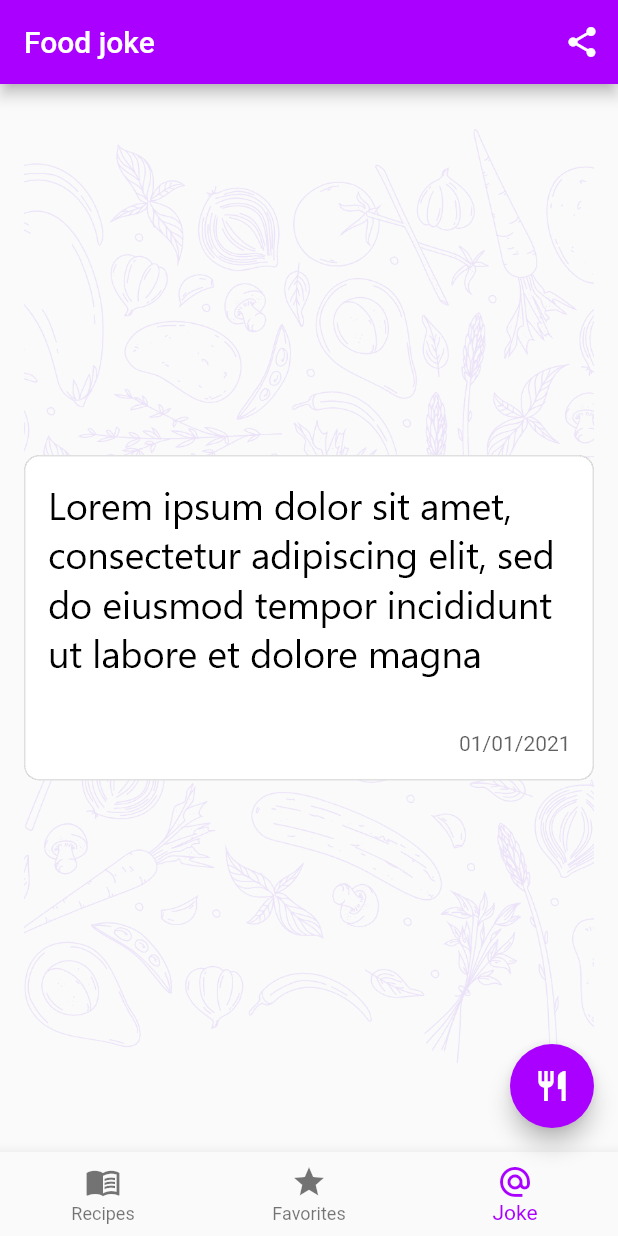
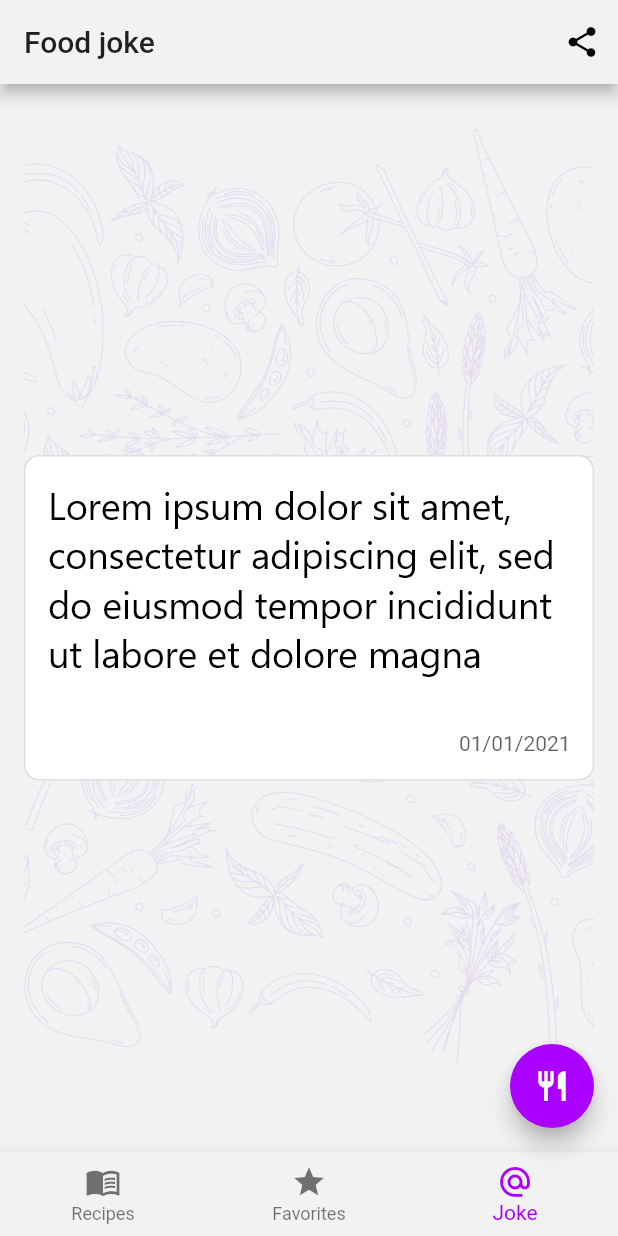
Before and after one commit to DangHung301/cooking_recipe_app, a Flutter app: the screen it shows after launch, item 3 of the bottom bar chosen, on a phone screen of 412 x 824 dp. Run offline on Flutter 3.47's test engine with Material 2 defaults, Android fonts, the light colour scheme and no system bars; our stand-ins replace flutter_svg, fluttertoast, rxdart; network calls fail.

Commit message:
create change theme dark and ligh

```diff
--- a/lib/Helper/constan/color.dart
+++ b/lib/Helper/constan/color.dart
@@ -7,3 +7,5 @@ const Color textColorSchedule = Color(0xFFff8f00);
 const Color textColorFavorite = Color(0xFFff0000);
 const Color textColorVeganOn = Color(0xFF00ff1d);
 const Color textColorVeganOff = Color(0xFFbbbcc3);
+const Color bgrlighMode = Color(0xFFf2f2f2);
+const Color bgrDarkMode = Color(0xFF313c44);
--- /dev/null
+++ b/lib/Helper/constan/theme.dart
@@ -0,0 +1,35 @@
+ import 'package:flutter/material.dart';
+
+import 'color.dart';
+
+ThemeData lightMode = ThemeData(
+  backgroundColor: bgrlighMode,
+  primaryColor: bgrlighMode,
+  canvasColor: bgrlighMode,
+  appBarTheme: AppBarTheme(
+    backgroundColor: bgrlighMode,
+    brightness: Brightness.light,
+  ),
+);
+
+
+ ThemeData darkMode = ThemeData(
+   textTheme: TextTheme(
+     bodyText1: TextStyle(),
+     bodyText2: TextStyle(),
+   ).apply(
+     bodyColor: Colors.white,
+     displayColor: Colors.blue,
+   ),
+
+    cardTheme: CardTheme(color: Colors.black),
+    backgroundColor: bgrDarkMode,
+    primaryColor: bgrDarkMode,
+    bottomNavigationBarTheme: BottomNavigationBarThemeData(backgroundColor: bgrDarkMode, unselectedItemColor: Colors.grey),
+    canvasColor: bgrDarkMode,
+    appBarTheme: AppBarTheme(
+        backgroundColor: bgrDarkMode,
+        brightness: Brightness.dark
+    )
+
+);
--- a/lib/Model/recipes.dart
+++ b/lib/Model/recipes.dart
@@ -1,11 +1,11 @@
 class Recipes{
   bool vegan;
-  int aggregateLikes;
-  int id;
-  String title;
-  int readyInMinutes;
-  String image;
-  String summary;
+  int? aggregateLikes;
+  int? id;
+  String? title;
+  int? readyInMinutes;
+  String? image;
+  String? summary;
 
 
   Recipes({required this.vegan, required this.aggregateLikes, required this.id, required this.title,
--- a/lib/View/screen/details_screen.dart
+++ b/lib/View/screen/details_screen.dart
@@ -29,7 +29,7 @@ class _DetailsScreenState extends State<DetailsScreen>
     Size size = MediaQuery.of(context).size;
     return Scaffold(
       appBar: AppBar(
-        backgroundColor: bgrFoatingButton,
+        // backgroundColor: bgrFoatingButton,
         title: Text(
           'Details',
         ),
--- a/lib/View/screen/favorite_has_data_screen.dart
+++ b/lib/View/screen/favorite_has_data_screen.dart
@@ -10,7 +10,7 @@ class FavoriteHasDataScreen extends StatelessWidget{
     Size size = MediaQuery.of(context).size;
     return Scaffold(
       appBar: AppBar(
-        backgroundColor: bgrFoatingButton,
+        // backgroundColor: bgrFoatingButton,
         automaticallyImplyLeading: false,
         title: Text('Favorite Recipes'),
         actions: [
--- a/lib/View/screen/favorited_none_data_screen.dart
+++ b/lib/View/screen/favorited_none_data_screen.dart
@@ -8,7 +8,7 @@ class FavoriteNoneDataScreen extends StatelessWidget {
     Size size = MediaQuery.of(context).size;
     return Scaffold(
       appBar: AppBar(
-        backgroundColor: bgrFoatingButton,
+        // backgroundColor: bgrFoatingButton,
         automaticallyImplyLeading: false,
         title: Text('Favorite Recipes'),
         actions: [
--- a/lib/View/screen/home_screen.dart
+++ b/lib/View/screen/home_screen.dart
@@ -40,7 +40,10 @@ class _HomeRecipesScreenState extends State<HomeRecipesScreen> {
           currentIndex: _selectedIndex,
           onTap: _onItemTapped),
       floatingActionButton: FloatingActionButton(
-        onPressed: () {},
+        onPressed: () {
+          setState(() {
+          });
+        },
         child: Icon(Icons.restaurant),
         backgroundColor: bgrFoatingButton,
       ),
--- a/lib/View/screen/joke_screen.dart
+++ b/lib/View/screen/joke_screen.dart
@@ -9,7 +9,7 @@ class JokeScreen extends StatelessWidget {
     Size size = MediaQuery.of(context).size;
     return Scaffold(
         appBar: AppBar(
-          backgroundColor: bgrFoatingButton,
+          // backgroundColor: bgrFoatingButton,
           automaticallyImplyLeading: false,
           title: Text('Food joke'),
           actions: [
--- a/lib/main.dart
+++ b/lib/main.dart
@@ -1,4 +1,4 @@
-
+import 'package:cooking_recipe_app/Helper/constan/theme.dart';
 import 'package:cooking_recipe_app/View/screen/splash_screen.dart';
 import 'package:flutter/material.dart';
 
@@ -6,20 +6,17 @@ void main() {
   runApp(MyApp());
 }
 
-class Routes{
+class MyApp extends StatelessWidget {
+  bool isTheme = false;
 
-}
-
-class MyApp extends StatelessWidget {
-  // This widget is the root of your application.
   @override
   Widget build(BuildContext context) {
-    return MaterialApp(
-        routes: {
-
-        },
-      title: 'Cooking recipe App',
-      home: SplashScreen()
+    return  MaterialApp(
+        themeMode: ThemeMode.system,
+        theme: lightMode,
+        darkTheme: darkMode,
+        title: 'Cooking recipe App',
+        home: SplashScreen()
     );
-    }
+  }
 }
```
Also changed, not shown: lib/View/screen/recipes_screen.dart (+8 -10 lines), lib/View/screen/splash_screen.dart (+18 -14 lines), lib/View/widget/recipes_screen_widget/recipes_item.dart (+8 -8 lines).
